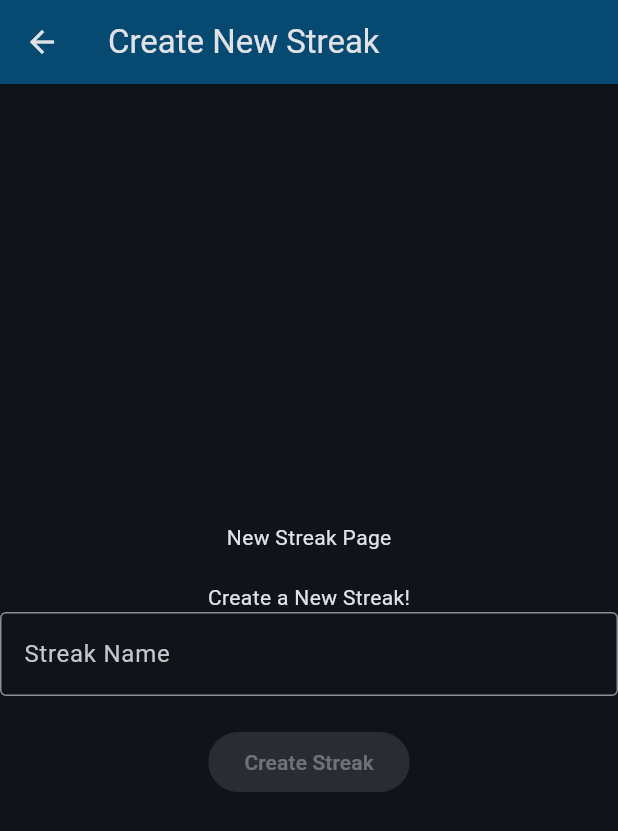
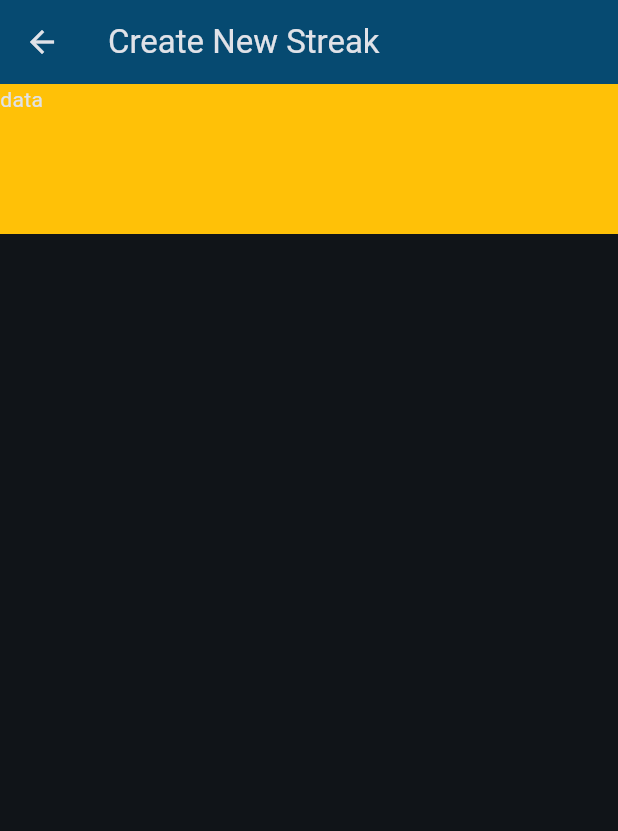
Before and after one commit to Abdalaziz-Badawi/Streaker, a Flutter app: the Newstreak screen opened by its route, on a phone screen of 412 x 824 dp. Shown: the top 831 px of the screen. Run offline on Flutter 3.47's test engine with Material 3 defaults, Android fonts, the phone set to English and light mode, and no system bars; our stand-ins replace flutter_svg; network calls fail.

Commit message:
Minor updates, added some intial code, need fixing

```diff
--- a/lib/pages/myhomepage.dart
+++ b/lib/pages/myhomepage.dart
@@ -73,6 +73,14 @@ class MyHomePage extends StatelessWidget {
               child: Text("Ad Banner"),
             ),
 
+            Container(
+              color: Colors.blue,
+              height: 100,
+              width: double.infinity,
+              alignment: Alignment(0, 0),
+              child: Text("Ad Banner"),
+            ),
+
           ],
 
 
--- a/lib/pages/newstreak.dart
+++ b/lib/pages/newstreak.dart
@@ -10,27 +10,53 @@ class Newstreak extends StatelessWidget {
 
       body: Center(
         child: Column(
-          mainAxisAlignment: MainAxisAlignment.center,
-          children: const [
-            Text('New Streak Page'),
-            SizedBox(height: 20),
-            Text('Create a New Streak!'),
-
-            TextField(
-              decoration: InputDecoration(
-                border: OutlineInputBorder(),
-                labelText: 'Streak Name',
-              ),
+          children: [
+            Container(
+              color: Colors.amber,
+              height: 100,
+              width: double.infinity,
+              child:Text("data"),
             ),
-            SizedBox(height: 20),
-
-            ElevatedButton(
-              onPressed: null, // Add your onPressed code here!
-              child: Text('Create Streak'),
+            // TODO: Check why this isnt working/rendring
+            Row(
+              children:[
+                Container(
+                  height: 50,
+                  color: Colors.white,
+                ),
+                Container(
+                  height: 50,
+                  color: Colors.grey,
+                ),
+                Container(
+                  height: 50,
+                  color: Colors.red,
+                ),
+              ],
             ),
+            Container(),
+            Container(),
+            Container(),
           ],
         ),
       ),
     );
   }
 }
+            // Container(
+            //   color: Colors.amber,
+            //   height: 100,
+            //   width: double.infinity,
+            //   child: Row(
+            //     children: [
+            //       Container(
+            //         color: Colors.green,
+            //         height: 50,
+            //       ),
+            //       Container(
+            //         color: Colors.red,
+            //         height: 50
+            //       ),
+            //     ],
+            //   ),
+            // ),
```
